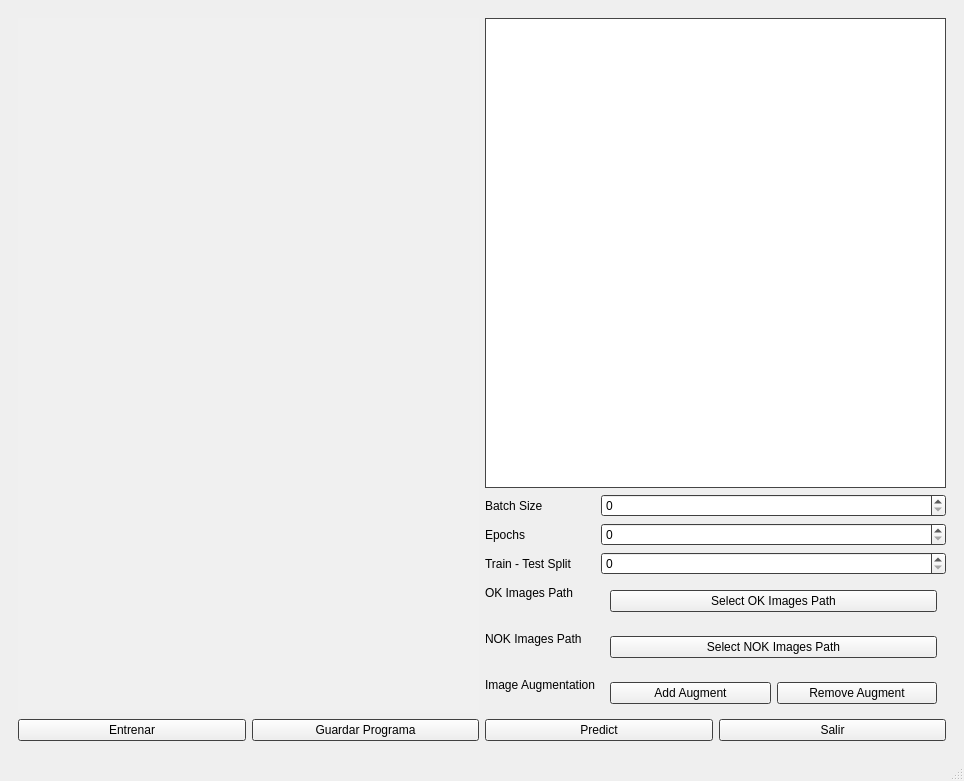
Above: GUI/PyQt Designer/ui/SFVI.ui from jorgetrumbel/SFVI-MIA before the change. Below: the same form after it.
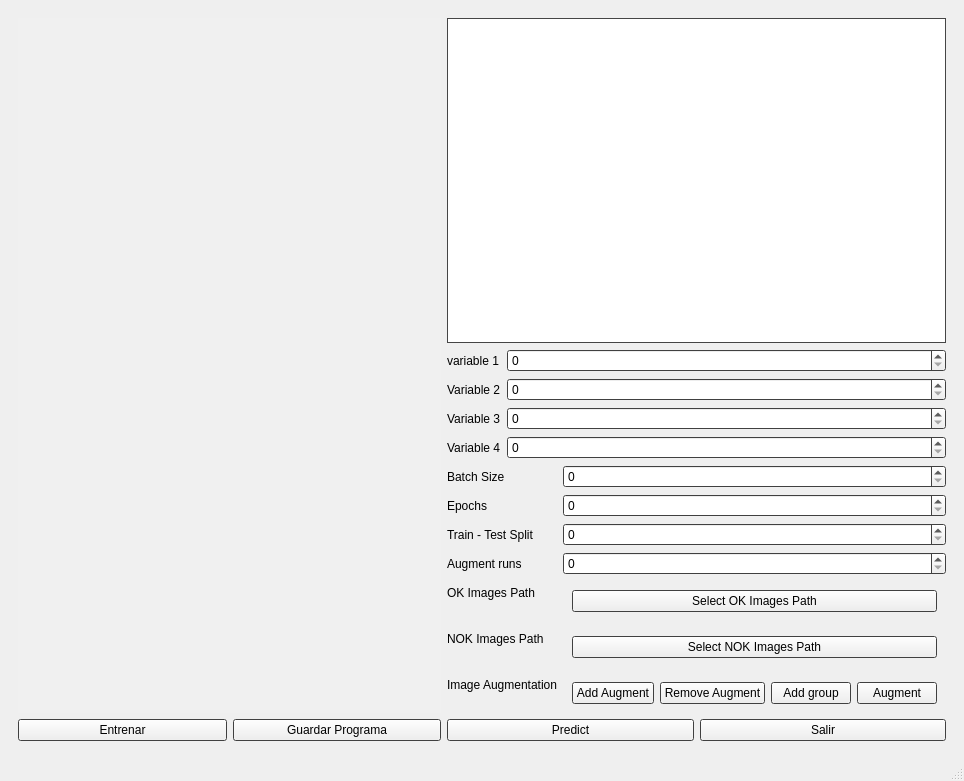
That is the form after the change.

The edit to the form file:
```diff
--- a/GUI/PyQt Designer/ui/SFVI.ui
+++ b/GUI/PyQt Designer/ui/SFVI.ui
@@ -1211,28 +1211,14 @@
        <layout class="QVBoxLayout" name="verticalLayout_12">
         <item>
          <layout class="QGridLayout" name="gridLayoutScreenDLProgramEditor">
-          <item row="2" column="0">
-           <widget class="QPushButton" name="pushButtonDLProgramTrain">
+          <item row="3" column="2">
+           <widget class="QPushButton" name="pushButtonDLProgramPredict">
             <property name="text">
-             <string>Entrenar</string>
+             <string>Predict</string>
             </property>
            </widget>
           </item>
-          <item row="2" column="1">
-           <widget class="QPushButton" name="pushButtonDLProgramSave">
-            <property name="text">
-             <string>Guardar Programa</string>
-            </property>
-           </widget>
-          </item>
-          <item row="2" column="3">
-           <widget class="QPushButton" name="pushButtonDLProgramExit">
-            <property name="text">
-             <string>Salir</string>
-            </property>
-           </widget>
-          </item>
-          <item row="1" column="2" colspan="2">
+          <item row="2" column="2" colspan="2">
            <layout class="QFormLayout" name="formLayoutScreenDLProgramEditor">
             <item row="0" column="0">
              <widget class="QLabel" name="labelDLProgramBatchSize">
@@ -1264,14 +1250,14 @@
             <item row="2" column="1">
              <widget class="QSpinBox" name="spinBoxDLProgramTrainTestSplit"/>
             </item>
-            <item row="3" column="0">
+            <item row="4" column="0">
              <widget class="QLabel" name="labelDLProgramTrainPath">
               <property name="text">
                <string>OK Images Path</string>
               </property>
              </widget>
             </item>
-            <item row="3" column="1">
+            <item row="4" column="1">
              <widget class="QWidget" name="widgetDLProgramTrainPath" native="true">
               <layout class="QVBoxLayout" name="verticalLayout_13">
                <item>
@@ -1284,14 +1270,14 @@
               </layout>
              </widget>
             </item>
-            <item row="4" column="0">
+            <item row="5" column="0">
              <widget class="QLabel" name="labelDLProgramTestPath">
               <property name="text">
                <string>NOK Images Path</string>
               </property>
              </widget>
             </item>
-            <item row="4" column="1">
+            <item row="5" column="1">
              <widget class="QWidget" name="widgetDLProgramTestPath" native="true">
               <layout class="QVBoxLayout" name="verticalLayout_14">
                <item>
@@ -1304,14 +1290,14 @@
               </layout>
              </widget>
             </item>
-            <item row="5" column="0">
+            <item row="6" column="0">
              <widget class="QLabel" name="labelDLProgramAugment">
               <property name="text">
                <string>Image Augmentation</string>
               </property>
              </widget>
             </item>
-            <item row="5" column="1">
+            <item row="6" column="1">
              <widget class="QWidget" name="widgetDLProgramAugment" native="true">
               <layout class="QHBoxLayout" name="horizontalLayout_2">
                <item>
@@ -1328,12 +1314,36 @@
                  </property>
                 </widget>
                </item>
+               <item>
+                <widget class="QPushButton" name="pushButtonDLProgramAddAugmentGroup">
+                 <property name="text">
+                  <string>Add group</string>
+                 </property>
+                </widget>
+               </item>
+               <item>
+                <widget class="QPushButton" name="pushButtonDLProgramAugment">
+                 <property name="text">
+                  <string>Augment</string>
+                 </property>
+                </widget>
+               </item>
               </layout>
              </widget>
             </item>
+            <item row="3" column="0">
+             <widget class="QLabel" name="labelDLProgramAugmentRuns">
+              <property name="text">
+               <string>Augment runs</string>
+              </property>
+             </widget>
+            </item>
+            <item row="3" column="1">
+             <widget class="QSpinBox" name="spinBoxDLProgramAaugmentRuns"/>
+            </item>
            </layout>
           </item>
-          <item row="0" column="0" rowspan="2" colspan="2">
+          <item row="0" column="0" rowspan="3" colspan="2">
            <widget class="QLabel" name="labelImageScreenDLProgramEditor">
             <property name="palette">
              <palette>
@@ -1407,16 +1417,78 @@
             </property>
            </widget>
           </item>
+          <item row="3" column="3">
+           <widget class="QPushButton" name="pushButtonDLProgramExit">
+            <property name="text">
+             <string>Salir</string>
+            </property>
+           </widget>
+          </item>
           <item row="0" column="2" colspan="2">
-           <widget class="QListView" name="listViewDLProgramAugment"/>
+           <widget class="QTreeView" name="treeViewDLProgramEditor">
+            <attribute name="headerVisible">
+             <bool>false</bool>
+            </attribute>
+           </widget>
           </item>
-          <item row="2" column="2">
-           <widget class="QPushButton" name="pushButtonDLProgramPredict">
+          <item row="3" column="1">
+           <widget class="QPushButton" name="pushButtonDLProgramSave">
             <property name="text">
-             <string>Predict</string>
+             <string>Guardar Programa</string>
             </property>
            </widget>
           </item>
+          <item row="3" column="0">
+           <widget class="QPushButton" name="pushButtonDLProgramTrain">
+            <property name="text">
+             <string>Entrenar</string>
+            </property>
+           </widget>
+          </item>
+          <item row="1" column="2" colspan="2">
+           <layout class="QFormLayout" name="formLayoutAugmentScreenDLProgramEditor">
+            <item row="0" column="0">
+             <widget class="QLabel" name="labelVariable1DLProgramEditor">
+              <property name="text">
+               <string>variable 1</string>
+              </property>
+             </widget>
+            </item>
+            <item row="0" column="1">
+             <widget class="QSpinBox" name="spinBoxVariable1DLProgramEditor"/>
+            </item>
+            <item row="1" column="0">
+             <widget class="QLabel" name="labelVariable2DLProgramEditor">
+              <property name="text">
+               <string>Variable 2</string>
+              </property>
+             </widget>
+            </item>
+            <item row="1" column="1">
+             <widget class="QSpinBox" name="spinBoxVariable2DLProgramEditor"/>
+            </item>
+            <item row="2" column="0">
+             <widget class="QLabel" name="labelVariable3DLProgramEditor">
+              <property name="text">
+               <string>Variable 3</string>
+              </property>
+             </widget>
+            </item>
+            <item row="2" column="1">
+             <widget class="QSpinBox" name="spinBoxVariable3DLProgramEditor"/>
+            </item>
+            <item row="3" column="0">
+             <widget class="QLabel" name="labelVariable4DLProgramEditor">
+              <property name="text">
+               <string>Variable 4</string>
+              </property>
+             </widget>
+            </item>
+            <item row="3" column="1">
+             <widget class="QSpinBox" name="spinBoxVariable4DLProgramEditor"/>
+            </item>
+           </layout>
+          </item>
          </layout>
         </item>
        </layout>
```
